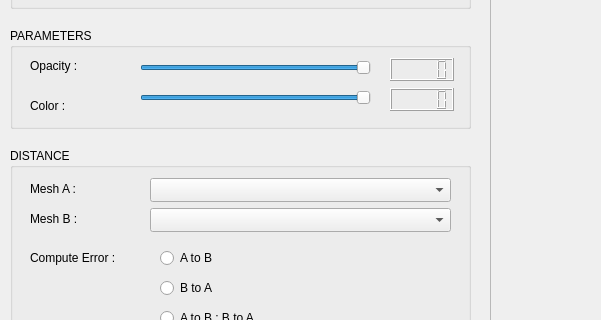
Qt form distanceGui.ui (juliettepera/distance) before a commit; both pictures show x 0 to 601 and y 351 to 671 of the 1222 by 909 pixel window.
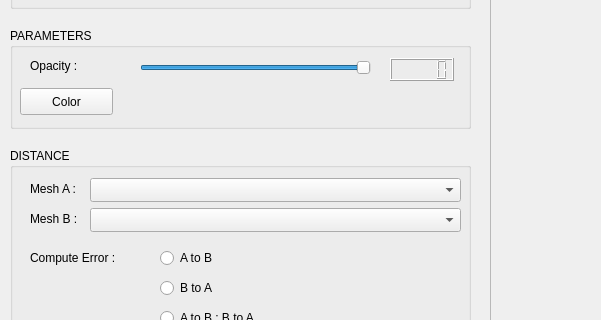
The same form after that commit.

Commit message: ENH: add color choice select the mesh for the error computing

Patch:
```diff
--- a/distanceGui.ui
+++ b/distanceGui.ui
@@ -119,9 +119,9 @@
     <widget class="QComboBox" name="comboBoxMeshA">
      <property name="geometry">
       <rect>
-       <x>140</x>
+       <x>80</x>
        <y>30</y>
-       <width>301</width>
+       <width>371</width>
        <height>24</height>
       </rect>
      </property>
@@ -129,9 +129,9 @@
     <widget class="QComboBox" name="comboBoxMeshB">
      <property name="geometry">
       <rect>
-       <x>140</x>
+       <x>80</x>
        <y>60</y>
-       <width>301</width>
+       <width>371</width>
        <height>24</height>
       </rect>
      </property>
@@ -409,19 +409,6 @@
     <property name="title">
      <string>PARAMETERS</string>
     </property>
-    <widget class="QLabel" name="labelColor">
-     <property name="geometry">
-      <rect>
-       <x>20</x>
-       <y>70</y>
-       <width>61</width>
-       <height>16</height>
-      </rect>
-     </property>
-     <property name="text">
-      <string>Color :</string>
-     </property>
-    </widget>
     <widget class="QSlider" name="horizontalSliderOpacity">
      <property name="geometry">
       <rect>
@@ -444,28 +431,6 @@
       <enum>Qt::Horizontal</enum>
      </property>
     </widget>
-    <widget class="QSlider" name="horizontalSliderColor">
-     <property name="geometry">
-      <rect>
-       <x>130</x>
-       <y>60</y>
-       <width>231</width>
-       <height>20</height>
-      </rect>
-     </property>
-     <property name="maximum">
-      <number>100</number>
-     </property>
-     <property name="sliderPosition">
-      <number>100</number>
-     </property>
-     <property name="tracking">
-      <bool>true</bool>
-     </property>
-     <property name="orientation">
-      <enum>Qt::Horizontal</enum>
-     </property>
-    </widget>
     <widget class="QLabel" name="labelOpacity">
      <property name="geometry">
       <rect>
@@ -492,15 +457,18 @@
       <number>5</number>
      </property>
     </widget>
-    <widget class="QLCDNumber" name="lcdNumberColor">
+    <widget class="QPushButton" name="pushButtonColor">
      <property name="geometry">
       <rect>
-       <x>380</x>
+       <x>10</x>
        <y>60</y>
-       <width>64</width>
-       <height>23</height>
+       <width>93</width>
+       <height>27</height>
       </rect>
      </property>
+     <property name="text">
+      <string>Color</string>
+     </property>
     </widget>
    </widget>
   </widget>
```
The commit also changes 4 other files.
